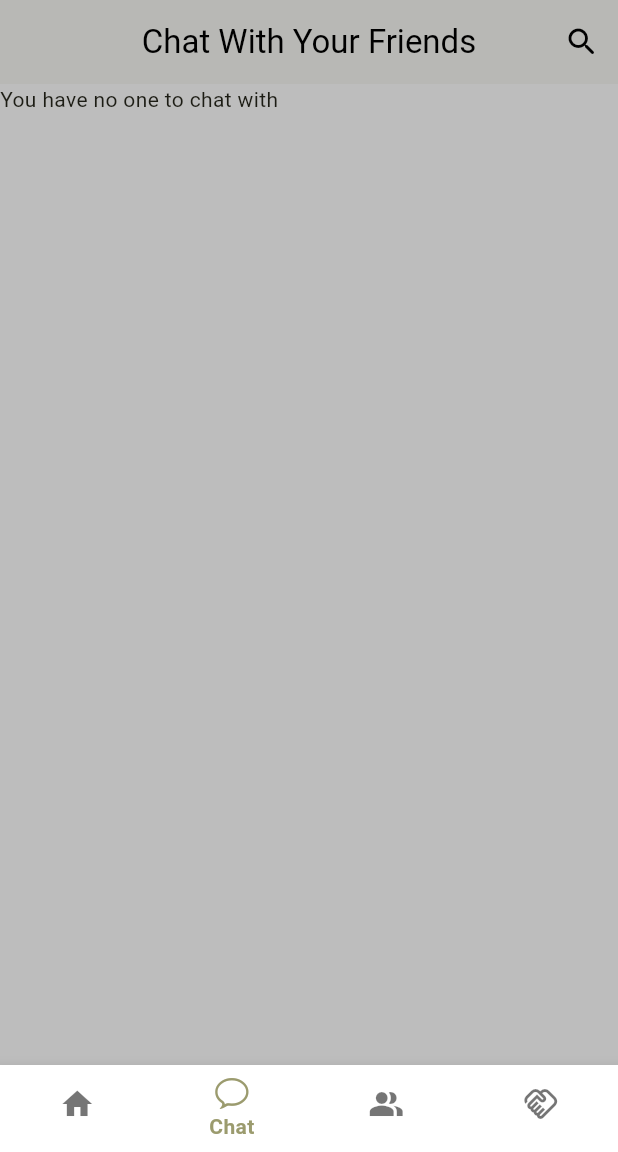
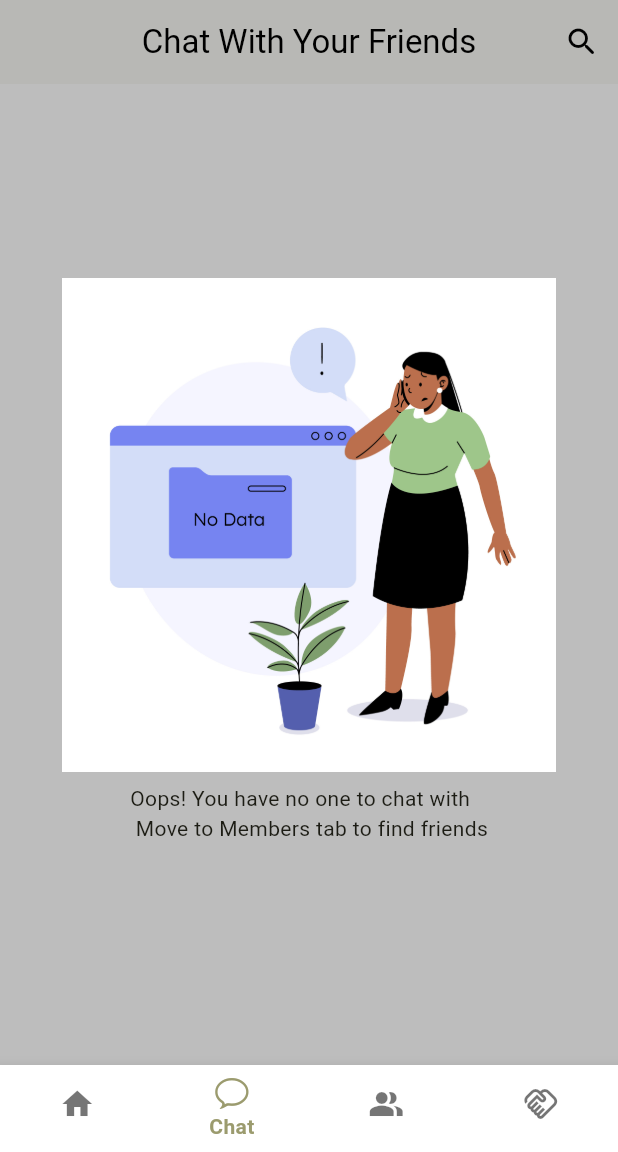
Before and after one commit to mwichabe/Antonios_Sports_Lounge, a Flutter app: the screen it shows once a user with an empty profile is signed in, item 2 of the bottom bar chosen, on a phone screen of 412 x 824 dp, the part 84-1236 px from its top. Run offline on Flutter 3.47's test engine with Material 3 defaults, Android fonts, the phone set to English and light mode, and no system bars; our stand-ins replace cached_network_image, cloud_firestore, firebase_auth, firebase_core, firebase_messaging, firebase_storage and 5 more; missing offline and left inert: agora_rtc_engine, agora_uikit, awesome_notifications_fcm; accounts and stored records are empty.

Commit message:
15th Dec

```diff
--- a/lib/main.dart
+++ b/lib/main.dart
@@ -7,6 +7,7 @@ import 'package:antonios/providers/auth/authProvider.dart';
 import 'package:antonios/providers/chat/chatProvider.dart';
 import 'package:antonios/providers/chat/messageNotifier.dart';
 import 'package:antonios/screens/splashScreen/splashScreen.dart';
+import 'package:awesome_notifications_fcm/awesome_notifications_fcm.dart';
 import 'package:cloud_firestore/cloud_firestore.dart';
 import 'package:firebase_auth/firebase_auth.dart';
 import 'package:firebase_messaging/firebase_messaging.dart';
--- a/lib/screens/home/homePages/chat/chat.dart
+++ b/lib/screens/home/homePages/chat/chat.dart
@@ -85,7 +85,32 @@ class _ChatState extends State<Chat> {
           } else if (snapshot.hasError) {
             return Text('Error: ${snapshot.error}');
           } else if (!snapshot.hasData || snapshot.data!.docs.isEmpty) {
-            return const Text('You have no one to chat with');
+            return Center(
+              child: Container(
+                height: MediaQuery.of(context).size.height/2,
+                color: Colors.transparent,
+                  child: Padding(
+                    padding: const EdgeInsets.all(8.0),
+                    child: Column(
+                      children: [
+                        Container(
+                          decoration: const BoxDecoration(
+                            borderRadius: BorderRadius.all(Radius.circular(10))
+                          ),
+                          child: Image.asset('assets/9264885.jpg',fit: BoxFit.cover,
+                          height: MediaQuery.of(context).size.height/2.5,
+                              width: MediaQuery.of(context).size.height/2.5,),
+                        ),
+                        const Padding(
+                          padding: EdgeInsets.all(8.0),
+                          child: Text(
+                              'Oops! You have no one to chat with\n '
+                                  'Move to Members tab to find friends'),
+                        ),
+                      ],
+                    ),
+                  )),
+            );
           } else {
             final friendDocs = snapshot.data!.docs;
             _searchList.clear();
--- a/pubspec.yaml
+++ b/pubspec.yaml
@@ -49,6 +49,9 @@ dependencies:
   agora_rtc_engine: ^6.2.6
   permission_handler: ^11.0.1
   agora_uikit: ^1.3.7
+  http: ^1.1.0
+  awesome_notifications_fcm: ^0.8.0
+  awesome_notifications: ^0.8.2
 
 dev_dependencies:
   flutter_test:
@@ -76,6 +79,8 @@ flutter:
   assets:
    - assets/appLogo.jpg
    - assets/SplashScreen.jpg
+   - assets/noMessages.jpg
+   - assets/9264885.jpg
   #   - images/a_dot_ham.jpeg
 
   # An image asset can refer to one or more resolution-specific "variants", see
```
Also changed, not shown: lib/screens/home/homePages/chat/chatPage.dart (+52 -52 lines), lib/screens/home/homePages/chat/videoCallScreen.dart (+54 -3 lines), assets/9264885.jpg (added), assets/noMessages.jpg (added), pubspec.lock, 6 other files.
